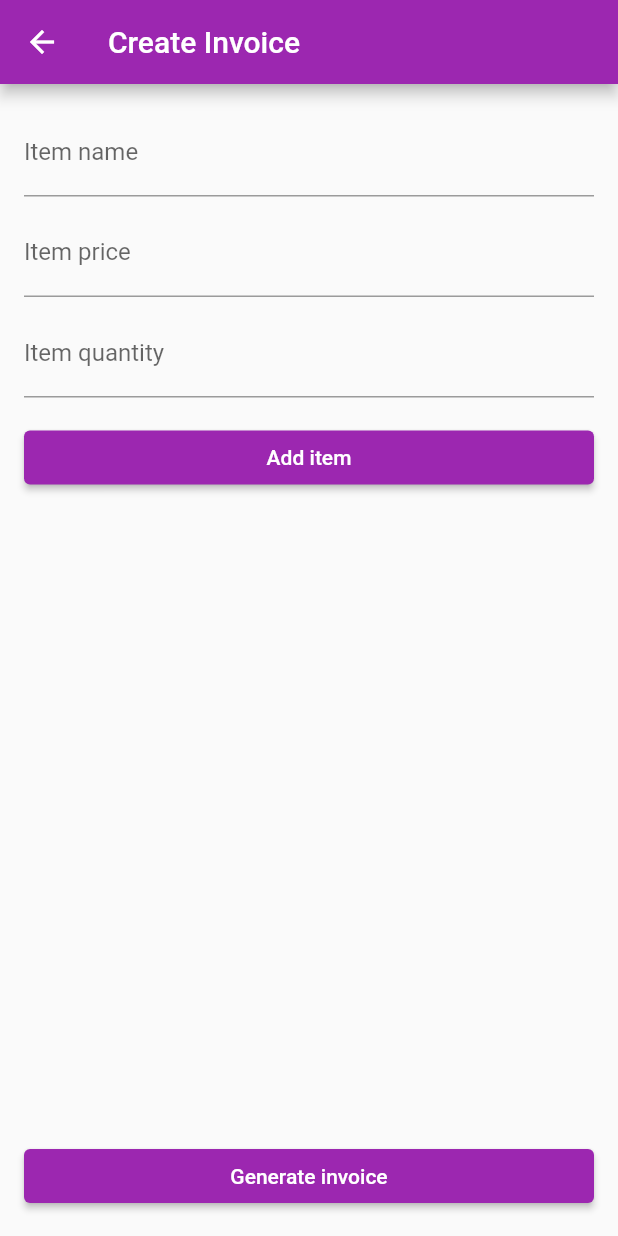
After one commit to Nima-ps26/Electronic-Store-Management-2, a Flutter app: the InvoicePage screen opened directly, on a phone screen of 412 x 824 dp. The commit adds this screen. Run offline on Flutter 3.47's test engine with Material 2 defaults, Android fonts, the phone set to English and light mode, and no system bars; our stand-ins replace google_fonts, sqflite; accounts and stored records are empty.

Commit message:
Added invoice

```diff
--- /dev/null
+++ b/lib/invoice.dart
@@ -0,0 +1,216 @@
+import 'package:flutter/material.dart';
+
+class InvoiceWidget extends StatelessWidget {
+  final String invoiceNumber;
+  final String customerName;
+  final List<InvoiceItem> items;
+
+  InvoiceWidget({required this.invoiceNumber, required this.customerName, required this.items});
+
+  @override
+  Widget build(BuildContext context) {
+    double subtotal = 0.0;
+    double taxRate = 0.05;
+    double taxAmount = 0.0;
+    double total = 0.0;
+
+    // Calculate subtotal, taxes, and total
+    for (InvoiceItem item in items) {
+      subtotal += item.price * item.quantity;
+    }
+    taxAmount = subtotal * taxRate;
+    total = subtotal + taxAmount;
+
+    return Scaffold(
+      appBar: AppBar(
+        title: Text('Invoice $invoiceNumber'),
+      ),
+      body: SingleChildScrollView(
+        child: Column(
+          children: [
+            // Company logo
+            //Image.network('https://www.example.com/logo.png'),
+            SizedBox(height: 16.0),
+
+            // Customer details
+            Text('Customer: $customerName'),
+            SizedBox(height: 8.0),
+
+            // Invoice items
+            ListView.builder(
+              shrinkWrap: true,
+              itemCount: items.length,
+              itemBuilder: (BuildContext context, int index) {
+                final item = items[index];
+                return Row(
+                  mainAxisAlignment: MainAxisAlignment.spaceBetween,
+                  children: [
+                    Text(item.name),
+                    Text('\$${item.price} x ${item.quantity}'),
+                    Text('\$${item.price * item.quantity}'),
+                  ],
+                );
+              },
+            ),
+            SizedBox(height: 8.0),
+
+            // Subtotal
+            Row(
+              mainAxisAlignment: MainAxisAlignment.end,
+              children: [
+                Text('Subtotal:'),
+                SizedBox(width: 16.0),
+                Text('\$${subtotal.toStringAsFixed(2)}'),
+              ],
+            ),
+
+            // Taxes
+            Row(
+              mainAxisAlignment: MainAxisAlignment.end,
+              children: [
+                Text('Tax (${(taxRate * 100).toStringAsFixed(0)}%):'),
+                SizedBox(width: 16.0),
+                Text('\$${taxAmount.toStringAsFixed(2)}'),
+              ],
+            ),
+
+            // Total
+            Row(
+              mainAxisAlignment: MainAxisAlignment.end,
+              children: [
+                Text('Total:'),
+                SizedBox(width: 16.0),
+                Text('\$${total.toStringAsFixed(2)}'),
+              ],
+            ),
+          ],
+        ),
+      ),
+    );
+  }
+}
+
+class InvoiceItem {
+  final String name;
+  final double price;
+  final int quantity;
+
+  InvoiceItem({required this.name, required this.price, required this.quantity});
+}
+class InvoicePage extends StatefulWidget {
+  @override
+  _InvoicePageState createState() => _InvoicePageState();
+}
+
+class _InvoicePageState extends State<InvoicePage> {
+  final TextEditingController _itemNameController = TextEditingController();
+  final TextEditingController _itemPriceController = TextEditingController();
+  final TextEditingController _itemQuantityController = TextEditingController();
+  final List<InvoiceItem> _items = [];
+
+  void _addItem() {
+    final String name = _itemNameController.text.trim();
+    final double price = double.tryParse(_itemPriceController.text.trim()) ?? 0.0;
+    final int quantity = int.tryParse(_itemQuantityController.text.trim()) ?? 0;
+    if (name.isNotEmpty && price > 0 && quantity > 0) {
+      setState(() {
+        _items.add(InvoiceItem(name: name, price: price, quantity: quantity));
+        _itemNameController.clear();
+        _itemPriceController.clear();
+        _itemQuantityController.clear();
+      });
+    }
+  }
+
+  @override
+  Widget build(BuildContext context) {
+    return Scaffold(
+      appBar: AppBar(
+        title: Text('Create Invoice'),
+        backgroundColor: Colors.purple,
+      ),
+      body: Padding(
+        padding: const EdgeInsets.all(16.0),
+        child: Column(
+          crossAxisAlignment: CrossAxisAlignment.stretch,
+          children: [
+            TextField(
+              controller: _itemNameController,
+              decoration: InputDecoration(
+                labelText: 'Item name',
+
+              ),
+            ),
+            SizedBox(height: 8.0),
+            TextField(
+              controller: _itemPriceController,
+              keyboardType: TextInputType.numberWithOptions(decimal: true),
+              decoration: InputDecoration(
+                labelText: 'Item price',
+                prefixText: '\$',
+              ),
+            ),
+            SizedBox(height: 8.0),
+            TextField(
+              controller: _itemQuantityController,
+              keyboardType: TextInputType.number,
+              decoration: InputDecoration(
+                labelText: 'Item quantity',
+              ),
+            ),
+            SizedBox(height: 16.0),
+            ElevatedButton(
+              onPressed: _addItem,
+              style: ElevatedButton.styleFrom(
+                  primary: Colors.purple, // background
+                  onPrimary: Colors.white, // foreground
+  ),
+              child: Text('Add item'),
+            ),
+            SizedBox(height: 16.0),
+            Expanded(
+              child: ListView.builder(
+                itemCount: _items.length,
+                itemBuilder: (BuildContext context, int index) {
+                  final item = _items[index];
+                  return ListTile(
+                    title: Text(item.name),
+                    subtitle: Text('\$${item.price} x ${item.quantity}'),
+                    trailing: IconButton(
+                      icon: Icon(Icons.delete),
+                      onPressed: () {
+                        setState(() {
+                          _items.removeAt(index);
+                        });
+                      },
+                    ),
+                  );
+                },
+              ),
+            ),
+            SizedBox(height: 16.0),
+            ElevatedButton(
+              onPressed: () {
+                Navigator.push(
+                  context,
+                  MaterialPageRoute(
+                    builder: (context) => InvoiceWidget(
+                      invoiceNumber: '12345',
+                      customerName: 'John Smith',
+                      items: _items,
+                    ),
+                  ),
+                );
+              },
+              style: ElevatedButton.styleFrom(
+                  primary: Colors.purple, // background
+                  onPrimary: Colors.white, // foreground
+  ),
+              child: Text('Generate invoice'),
+            ),
+          ],
+        ),
+      ),
+    );
+  }
+}
--- /dev/null
+++ b/lib/stock.dart
@@ -0,0 +1,38 @@
+import 'package:flutter/material.dart';
+
+class Stock {
+  String productName;
+  int quantity;
+  double price;
+
+  Stock({required this.productName, required this.quantity, required this.price});
+
+  @override
+  String toString() {
+    return '$productName: $quantity available at \$$price each';
+  }
+}
+
+void main() {
+    String name = "Example Product";
+  int quantity = 10;
+  double price = 19.99;
+  String description = "This is an example product";
+
+  addProduct(productName: name, productQuantity: quantity, productPrice: price, productDescription: description);
+  List<Stock> stocks = [
+    Stock(productName: 'Laptop', quantity: 10, price: 999.99),
+    Stock(productName: 'Smartphone', quantity: 20, price: 599.99),
+    Stock(productName: 'Tablet', quantity: 15, price: 399.99),
+  ];
+
+  for (Stock stock in stocks) {
+    print(stock);
+  }
+}
+
+
+
+void addProduct({required String productName, required int productQuantity, required double productPrice, required String productDescription}) {
+  // your code to add the product goes here
+}
--- a/pubspec.yaml
+++ b/pubspec.yaml
@@ -40,6 +40,7 @@ dependencies:
   google_fonts: ^4.0.3
   sqflite: ^2.2.5
   provider: ^6.0.5
+  pdf: ^3.9.0
 dev_dependencies:
   flutter_test:
     sdk: flutter
```
Also changed, not shown: lib/main.dart (+8 -5 lines), lib/pdfGenerator.dart (added, +76 -0 lines), lib/splash.dart (+5 -2 lines), pubspec.lock, 1 other file.
